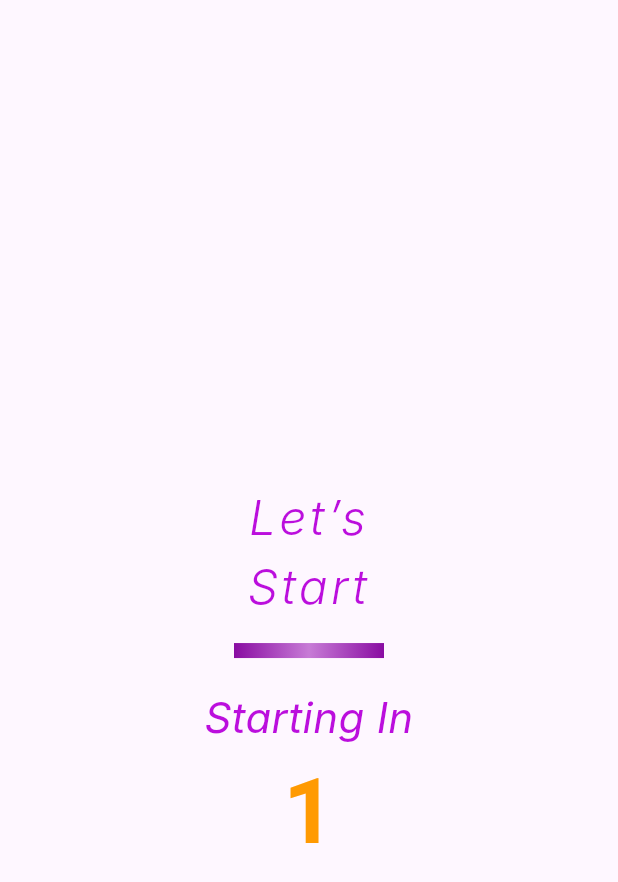
After one commit to D-dhiman/intenProject, a Flutter app: the YogaStart screen opened directly, on a phone screen of 412 x 824 dp. The commit adds this screen. Shown: the top 882 px of the screen. Run offline on Flutter 3.47's test engine with Material 3 defaults, Android fonts, the phone set to English and light mode, and no system bars; Roboto replaces fonts that are missing (Inter).

Commit message:
Updated the file with necessary changes

```diff
--- /dev/null
+++ b/lib/screens/yoga/YogaStart.dart
@@ -0,0 +1,129 @@
+import 'package:flutter/material.dart';
+import 'dart:async';
+import 'YogaPose.dart';
+
+class YogaStart extends StatefulWidget {
+  @override
+  YogaStartState createState() => YogaStartState();
+}
+
+class YogaStartState extends State<YogaStart> {
+  String disabilityType = 'mobility';
+
+  int _counter = 3; // Countdown starting value
+  late Timer _timer;
+
+  @override
+  void initState() {
+    super.initState();
+    startTimer();
+  }
+
+  @override
+  void dispose() {
+    _timer.cancel(); // Cancel the timer to prevent memory leaks
+    super.dispose();
+  }
+
+  void startTimer() {
+    _timer = Timer.periodic(Duration(seconds: 1), (timer) {
+      if (_counter > 0) {
+        setState(() {
+          _counter--;
+        });
+      } else {
+        _timer.cancel();
+        navigateToNextScreen();
+      }
+    });
+  }
+
+  void navigateToNextScreen() {
+    Navigator.pushReplacement(
+      context,
+      MaterialPageRoute(builder: (context) => YogaPose(disabilityType:disabilityType)),
+    );
+  }
+
+  @override
+  Widget build(BuildContext context) {
+    return Scaffold(
+      body: Container(
+        width: MediaQuery.of(context).size.width, // Full width of the screen
+        height: MediaQuery.of(context).size.height, // Full height of the screen
+        child: Column(
+          crossAxisAlignment: CrossAxisAlignment.center,
+          mainAxisAlignment: MainAxisAlignment.center,
+          children: [
+            SizedBox(height: MediaQuery.of(context).size.height * 0.1),
+            Container(
+              alignment: Alignment.center,
+              child: Text(
+                'Let’s \nStart',
+                style: TextStyle(
+                  color: Color(0xFFBB0EDD),
+                  fontSize: 32,
+                  fontStyle: FontStyle.italic,
+                  fontFamily: 'Inter',
+                  fontWeight: FontWeight.w300,
+                  letterSpacing: 2.24,
+                ),
+                textAlign: TextAlign.center,
+              ),
+            ),
+            SizedBox(height: 15), // Space between text and gradient line
+
+            // Gradient line
+            Container(
+              width: 100,
+              height: 10,
+              decoration: BoxDecoration(
+                gradient: LinearGradient(
+                  begin: Alignment(1.0, 0.0),
+                  end: Alignment(-1, 0),
+                  colors: [
+                    Color(0xFF890CA2),
+                    Color(0xFFC77BD6),
+                    Color(0xFF890CA2)
+                  ],
+                ),
+              ),
+            ),
+            SizedBox(height: 20), // Adds spacing to push bottom elements down
+            Container(
+              alignment: Alignment.center,
+              child: Text(
+                'Starting In',
+                style: TextStyle(
+                  color: Color(0xFFBB0EDD),
+                  fontSize: 28,
+                  fontStyle: FontStyle.italic,
+                  fontFamily: 'Inter',
+                  fontWeight: FontWeight.w400,
+                ),
+                textAlign: TextAlign.center,
+              ),
+            ),
+            Center(
+              child: TweenAnimationBuilder<int>(
+                tween: IntTween(begin: _counter, end: 0),
+                duration: Duration(seconds: _counter),
+                builder: (context, value, child) {
+                  return Text(
+                    value.toString(),
+                    style: TextStyle(
+                      fontSize: 60,
+                      color: const Color.fromARGB(255, 255, 154, 2),
+                      fontWeight: FontWeight.bold,
+                    ),
+                  );
+                },
+                onEnd: navigateToNextScreen,
+              ),
+            ),
+          ],
+        ),
+      ),
+    );
+  }
+}
```
Also changed, not shown: lib/screens/Home.dart (+14 -5 lines), lib/screens/yoga/YogaPose.dart (added, +187 -0 lines), lib/screens/yoga/YogaRest.dart (added, +17 -0 lines).
